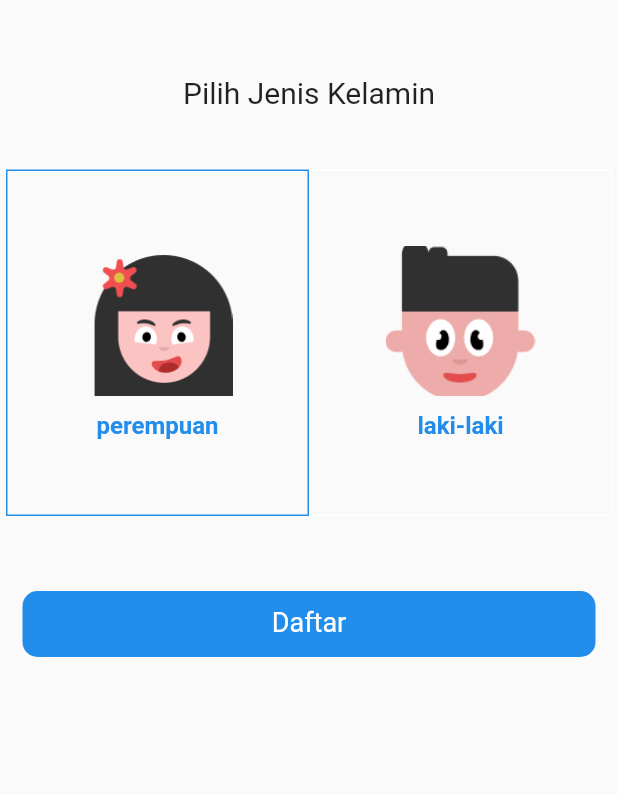
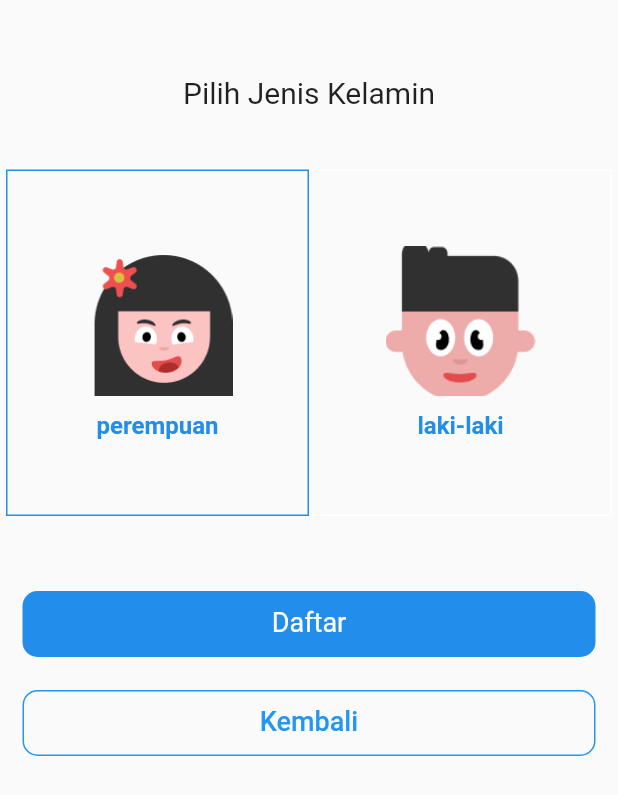
Before and after one commit to raysiagian/mathwithgasing, a Flutter app: the GenderChoose screen opened directly with empty values, on a phone screen of 412 x 824 dp. Shown: the top 795 px of the screen. Run offline on Flutter 3.47's test engine with Material 3 defaults, Android fonts, the phone set to English and light mode, and no system bars; our stand-ins replace flutter_secure_storage, google_fonts, shared_preferences, syncfusion_flutter_charts, video_player, youtube_player_flutter; accounts and stored records are empty.

Commit message:
penambahan button kembali pada gender page

```diff
--- a/lib/screens/auth/registration_screen/pages/genderchoose_page.dart
+++ b/lib/screens/auth/registration_screen/pages/genderchoose_page.dart
@@ -116,7 +116,37 @@ class _GenderChooseState extends State<GenderChoose> {
                   ),
                 ),
               ),
-            )
+            ),
+             SizedBox(height: 20),
+              Padding(
+                padding: const EdgeInsets.symmetric(horizontal: 15),
+                child: OutlinedButton(
+                  onPressed: () {
+                    Navigator.pop(context);
+                  },
+                  style: OutlinedButton.styleFrom(
+                    side: BorderSide(color: Theme.of(context).colorScheme.secondary),
+                    shape: RoundedRectangleBorder(
+                      borderRadius: BorderRadius.circular(10),
+                    ),
+                  ),
+                  child: SizedBox(
+                    height: 44,
+                    width: double.infinity,
+                    child: Padding(
+                      padding: const EdgeInsets.symmetric(vertical: 10),
+                      child: Text(
+                        'Kembali',
+                        textAlign: TextAlign.center,
+                        style: TextStyle(
+                          color: Theme.of(context).colorScheme.secondary,
+                          fontSize: 18,
+                        ),
+                      ),
+                    ),
+                  ),
+                ),
+              ),
           ],
         ),
       ),
```
